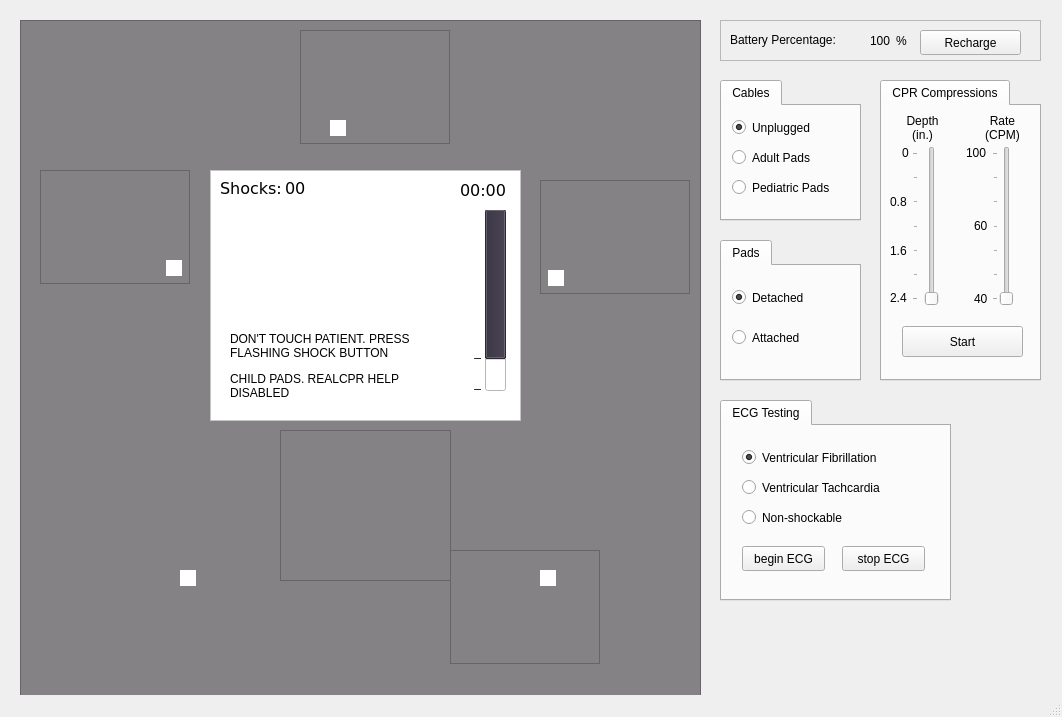
First picture: the form in mainwindow.ui, repository nicwatson/aed-project, before the edit.
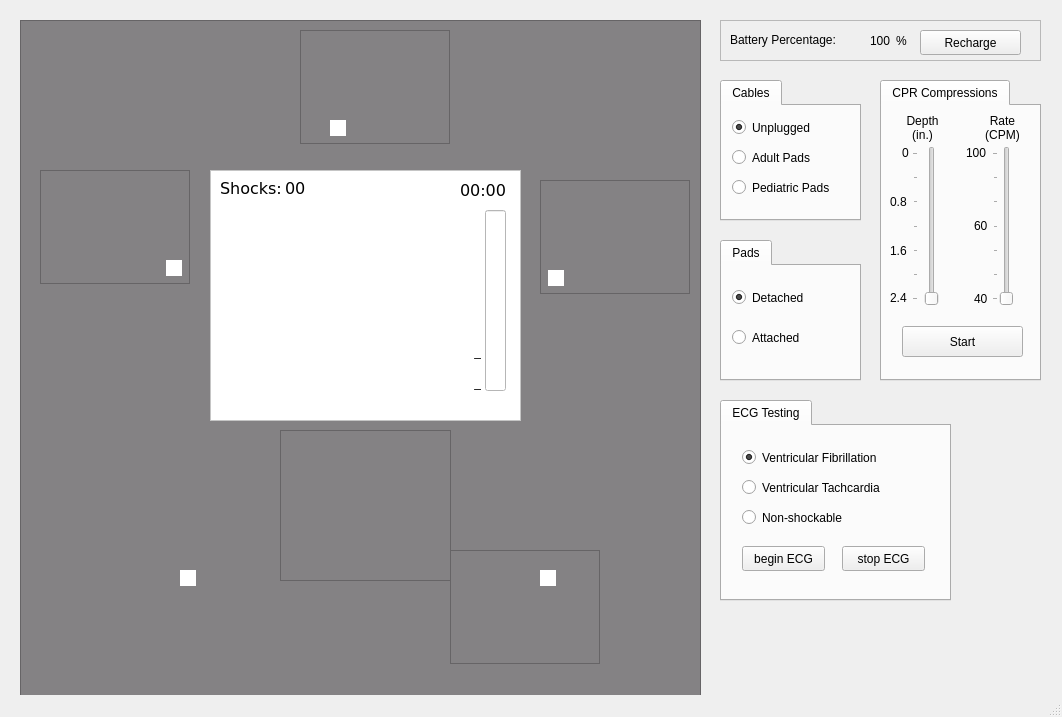
Second picture: the form after the edit. Icons and pictures are not drawn. Custom widgets are drawn as their Qt base class.

Commit message: Clear LCDDisplay Default Values in Design & Update start/endLCD

Diff of the .ui file:
```diff
--- a/mainwindow.ui
+++ b/mainwindow.ui
@@ -239,7 +239,7 @@
        </rect>
       </property>
       <property name="text">
-       <string>DON'T TOUCH PATIENT. PRESS FLASHING SHOCK BUTTON</string>
+       <string/>
       </property>
       <property name="wordWrap">
        <bool>true</bool>
@@ -303,7 +303,7 @@
        <number>100</number>
       </property>
       <property name="value">
-       <number>83</number>
+       <number>0</number>
       </property>
       <property name="alignment">
        <set>Qt::AlignLeading|Qt::AlignLeft|Qt::AlignTop</set>
@@ -334,7 +334,7 @@
        </rect>
       </property>
       <property name="text">
-       <string>CHILD PADS. REALCPR HELP DISABLED</string>
+       <string/>
       </property>
       <property name="wordWrap">
        <bool>true</bool>
```
The commit also changes 3 other files.
